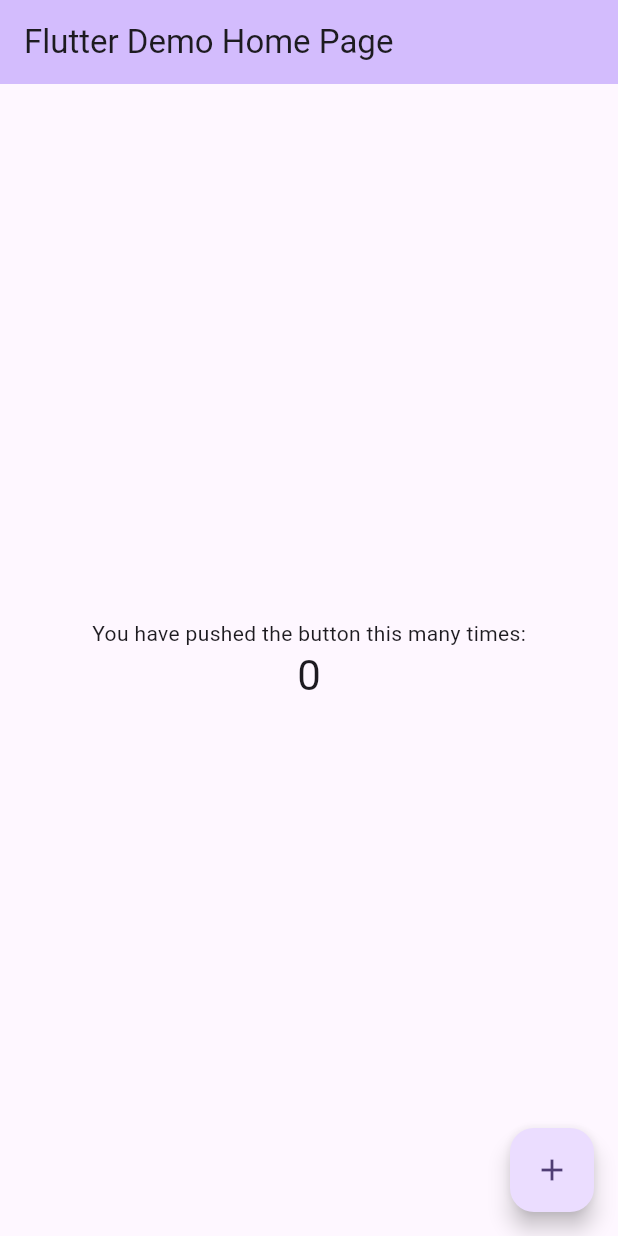
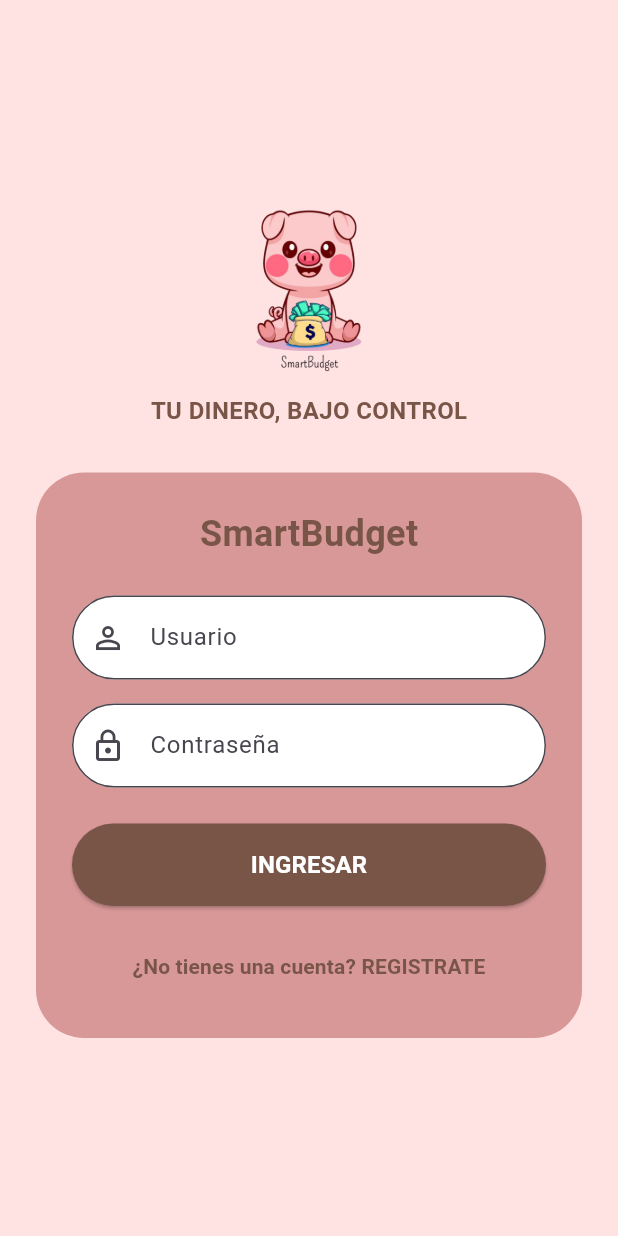
Before and after one commit to Lizardo-Castillo/IS3_Proyecto, a Flutter app: the screen it shows after launch, on a phone screen of 412 x 824 dp. Run offline on Flutter 3.47's test engine with Material 3 defaults, Android fonts, the phone set to English and light mode, and no system bars; our stand-ins replace firebase_core; accounts and stored records are empty.

Commit message:
Avance del Login y Home

```diff
--- a/lib/main.dart
+++ b/lib/main.dart
@@ -1,128 +1,34 @@
 import 'package:flutter/material.dart';
 import 'package:firebase_core/firebase_core.dart';
-import 'firebase_options.dart'; // Import your Firebase options
+import 'firebase_options.dart';
+import 'screens/login_screen.dart';
+import 'screens/home_screen.dart';
 
 Future <void> main() async {
   WidgetsFlutterBinding.ensureInitialized();
   await Firebase.initializeApp(
     options: DefaultFirebaseOptions.currentPlatform,
   );
-  runApp(const MyApp());
+  runApp(const SmartBudgetApp());
 }
 
-class MyApp extends StatelessWidget {
-  const MyApp({super.key});
+class SmartBudgetApp extends StatelessWidget {
+  const SmartBudgetApp({super.key});
 
-  // This widget is the root of your application.
   @override
   Widget build(BuildContext context) {
     return MaterialApp(
-      title: 'Flutter Demo',
+      title: 'SmartBudget',
+      debugShowCheckedModeBanner: false,
       theme: ThemeData(
-        // This is the theme of your application.
-        //
-        // TRY THIS: Try running your application with "flutter run". You'll see
-        // the application has a purple toolbar. Then, without quitting the app,
-        // try changing the seedColor in the colorScheme below to Colors.green
-        // and then invoke "hot reload" (save your changes or press the "hot
-        // reload" button in a Flutter-supported IDE, or press "r" if you used
-        // the command line to start the app).
-        //
-        // Notice that the counter didn't reset back to zero; the application
-        // state is not lost during the reload. To reset the state, use hot
-        // restart instead.
-        //
-        // This works for code too, not just values: Most code changes can be
-        // tested with just a hot reload.
-        colorScheme: ColorScheme.fromSeed(seedColor: Colors.deepPurple),
+        fontFamily: 'Roboto',
+        primarySwatch: Colors.pink,
       ),
-      home: const MyHomePage(title: 'Flutter Demo Home Page'),
+      initialRoute: '/',
+      routes: {
+        '/': (context) => const LoginScreen(),
+        '/home': (context) => const HomeScreen(),
+      },
     );
   }
 }
-
-class MyHomePage extends StatefulWidget {
-  const MyHomePage({super.key, required this.title});
-
-  // This widget is the home page of your application. It is stateful, meaning
-  // that it has a State object (defined below) that contains fields that affect
-  // how it looks.
-
-  // This class is the configuration for the state. It holds the values (in this
-  // case the title) provided by the parent (in this case the App widget) and
-  // used by the build method of the State. Fields in a Widget subclass are
-  // always marked "final".
-
-  final String title;
-
-  @override
-  State<MyHomePage> createState() => _MyHomePageState();
-}
-
-class _MyHomePageState extends State<MyHomePage> {
-  int _counter = 0;
-
-  void _incrementCounter() {
-    setState(() {
-      // This call to setState tells the Flutter framework that something has
-      // changed in this State, which causes it to rerun the build method below
-      // so that the display can reflect the updated values. If we changed
-      // _counter without calling setState(), then the build method would not be
-      // called again, and so nothing would appear to happen.
-      _counter++;
-    });
-  }
-
-  @override
-  Widget build(BuildContext context) {
-    // This method is rerun every time setState is called, for instance as done
-    // by the _incrementCounter method above.
-    //
-    // The Flutter framework has been optimized to make rerunning build methods
-    // fast, so that you can just rebuild anything that needs updating rather
-    // than having to individually change instances of widgets.
-    return Scaffold(
-      appBar: AppBar(
-        // TRY THIS: Try changing the color here to a specific color (to
-        // Colors.amber, perhaps?) and trigger a hot reload to see the AppBar
-        // change color while the other colors stay the same.
-        backgroundColor: Theme.of(context).colorScheme.inversePrimary,
-        // Here we take the value from the MyHomePage object that was created by
-        // the App.build method, and use it to set our appbar title.
-        title: Text(widget.title),
-      ),
-      body: Center(
-        // Center is a layout widget. It takes a single child and positions it
-        // in the middle of the parent.
-        child: Column(
-          // Column is also a layout widget. It takes a list of children and
-          // arranges them vertically. By default, it sizes itself to fit its
-          // children horizontally, and tries to be as tall as its parent.
-          //
-          // Column has various properties to control how it sizes itself and
-          // how it positions its children. Here we use mainAxisAlignment to
-          // center the children vertically; the main axis here is the vertical
-          // axis because Columns are vertical (the cross axis would be
-          // horizontal).
-          //
-          // TRY THIS: Invoke "debug painting" (choose the "Toggle Debug Paint"
-          // action in the IDE, or press "p" in the console), to see the
-          // wireframe for each widget.
-          mainAxisAlignment: MainAxisAlignment.center,
-          children: <Widget>[
-            const Text('You have pushed the button this many times:'),
-            Text(
-              '$_counter',
-              style: Theme.of(context).textTheme.headlineMedium,
-            ),
-          ],
-        ),
-      ),
-      floatingActionButton: FloatingActionButton(
-        onPressed: _incrementCounter,
-        tooltip: 'Increment',
-        child: const Icon(Icons.add),
-      ), // This trailing comma makes auto-formatting nicer for build methods.
-    );
-  }
-}
--- /dev/null
+++ b/lib/screens/login_screen.dart
@@ -0,0 +1,130 @@
+import 'package:flutter/material.dart';
+
+class LoginScreen extends StatelessWidget {
+  const LoginScreen({super.key});
+
+  @override
+  Widget build(BuildContext context) {
+    return Scaffold(
+      backgroundColor: const Color(0xFFFFE3E3),
+      body: SafeArea(
+        child: Center(
+          child: SingleChildScrollView(
+            padding: const EdgeInsets.symmetric(horizontal: 24),
+            child: Column(
+              mainAxisAlignment: MainAxisAlignment.center,
+              children: [
+                // 🐷 Logo
+                Image.asset(
+                  'assets/logo.png',
+                  height: 120,
+                ),
+                const SizedBox(height: 10),
+                const Text(
+                  "TU DINERO, BAJO CONTROL",
+                  style: TextStyle(
+                    fontSize: 16,
+                    fontWeight: FontWeight.bold,
+                    color: Colors.brown,
+                  ),
+                ),
+                const SizedBox(height: 30),
+
+                // 🪟 Contenedor central
+                Container(
+                  padding: const EdgeInsets.all(24),
+                  decoration: BoxDecoration(
+                    color: const Color(0xFFD99898),
+                    borderRadius: BorderRadius.circular(32),
+                  ),
+                  child: Column(
+                    children: [
+                      const Text(
+                        "SmartBudget",
+                        style: TextStyle(
+                          fontSize: 24,
+                          fontWeight: FontWeight.bold,
+                          color: Colors.brown,
+                        ),
+                      ),
+                      const SizedBox(height: 24),
+
+                      // Usuario
+                      TextField(
+                        decoration: InputDecoration(
+                          hintText: "Usuario",
+                          prefixIcon: const Icon(Icons.person_outline),
+                          filled: true,
+                          fillColor: Colors.white,
+                          border: OutlineInputBorder(
+                            borderRadius: BorderRadius.circular(30),
+                          ),
+                        ),
+                      ),
+                      const SizedBox(height: 16),
+
+                      // Contraseña
+                      TextField(
+                        obscureText: true,
+                        decoration: InputDecoration(
+                          hintText: "Contraseña",
+                          prefixIcon: const Icon(Icons.lock_outline),
+                          filled: true,
+                          fillColor: Colors.white,
+                          border: OutlineInputBorder(
+                            borderRadius: BorderRadius.circular(30),
+                          ),
+                        ),
+                      ),
+                      const SizedBox(height: 24),
+
+                      // Botón ingresar
+                      SizedBox(
+                        width: double.infinity,
+                        child: ElevatedButton(
+                          onPressed: () {
+                            Navigator.pushNamed(context, '/home');
+                          },
+                          style: ElevatedButton.styleFrom(
+                            backgroundColor: Colors.brown,
+                            shape: RoundedRectangleBorder(
+                              borderRadius: BorderRadius.circular(30),
+                            ),
+                            padding: const EdgeInsets.symmetric(vertical: 16),
+                          ),
+                          child: const Text(
+                            'INGRESAR',
+                            style: TextStyle(
+                              fontSize: 16,
+                              color: Colors.white,
+                              fontWeight: FontWeight.bold,
+                            ),
+                          ),
+                        ),
+                      ),
+                      const SizedBox(height: 16),
+
+                      // Enlace a registro
+                      TextButton(
+                        onPressed: () {
+                          // Logica del boton
+                        },
+                        child: const Text(
+                          "¿No tienes una cuenta? REGISTRATE",
+                          style: TextStyle(
+                            color: Colors.brown,
+                            fontWeight: FontWeight.bold,
+                          ),
+                        ),
+                      )
+                    ],
+                  ),
+                ),
+              ],
+            ),
+          ),
+        ),
+      ),
+    );
+  }
+}
--- a/pubspec.yaml
+++ b/pubspec.yaml
@@ -88,3 +88,5 @@ flutter:
   #
   # For details regarding fonts from package dependencies,
   # see https://flutter.dev/to/font-from-package
+  assets:
+    - assets/logo.png
```
Also changed, not shown: lib/screens/home_screen.dart (added, +180 -0 lines), assets/logo.png (added), 2 other files.
